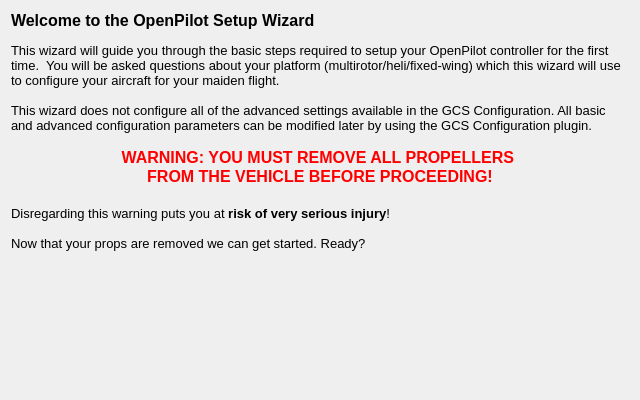
This is ground/openpilotgcs/src/plugins/setupwizard/pages/startpage.ui in openpilot/OpenPilot as Qt 5 draws it before an edit. The edited form follows.
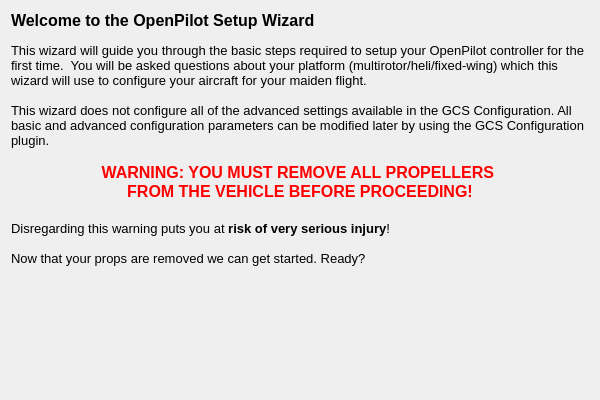
This is the edited form.

Diff of the .ui file:
```diff
--- a/ground/openpilotgcs/src/plugins/setupwizard/pages/startpage.ui
+++ b/ground/openpilotgcs/src/plugins/setupwizard/pages/startpage.ui
@@ -6,13 +6,19 @@
    <rect>
     <x>0</x>
     <y>0</y>
-    <width>640</width>
+    <width>600</width>
     <height>400</height>
    </rect>
   </property>
+  <property name="sizePolicy">
+   <sizepolicy hsizetype="Expanding" vsizetype="Expanding">
+    <horstretch>0</horstretch>
+    <verstretch>0</verstretch>
+   </sizepolicy>
+  </property>
   <property name="minimumSize">
    <size>
-    <width>640</width>
+    <width>400</width>
     <height>400</height>
    </size>
   </property>
@@ -22,6 +28,12 @@
   <layout class="QVBoxLayout" name="verticalLayout">
    <item>
     <widget class="QLabel" name="label_2">
+     <property name="sizePolicy">
+      <sizepolicy hsizetype="Expanding" vsizetype="Expanding">
+       <horstretch>0</horstretch>
+       <verstretch>0</verstretch>
+      </sizepolicy>
+     </property>
      <property name="text">
       <string>&lt;!DOCTYPE HTML PUBLIC &quot;-//W3C//DTD HTML 4.0//EN&quot; &quot;http://www.w3.org/TR/REC-html40/strict.dtd&quot;&gt;
 &lt;html&gt;&lt;head&gt;&lt;meta name=&quot;qrichtext&quot; content=&quot;1&quot; /&gt;&lt;style type=&quot;text/css&quot;&gt;
```
